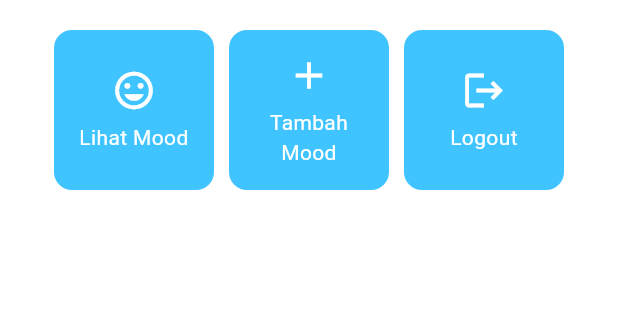
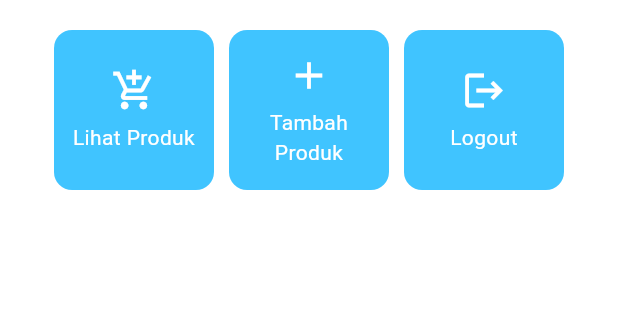
Before and after one commit to poemich/pasar-barang-pilihan-mobile, a Flutter app: the screen it shows after launch, on a phone screen of 412 x 824 dp, the part 387-707 px from its top. Run offline on Flutter 3.47's test engine with Material 3 defaults, Android fonts, the phone set to English and light mode, and no system bars.

Commit message:
tugas 7 readme init

```diff
--- a/lib/menu.dart
+++ b/lib/menu.dart
@@ -5,8 +5,8 @@ class MyHomePage extends StatelessWidget {
   final String name = 'Muhammad Fadhlan Karimuddin'; // Nama
   final String className = 'PBP F'; // Kelas
   final List<ItemHomepage> items = [
-    ItemHomepage("Lihat Mood", Icons.mood),
-    ItemHomepage("Tambah Mood", Icons.add),
+    ItemHomepage("Lihat Produk", Icons.add_shopping_cart),
+    ItemHomepage("Tambah Produk", Icons.add),
     ItemHomepage("Logout", Icons.logout),
   ];
 
```
Also changed, not shown: 3 other files.
